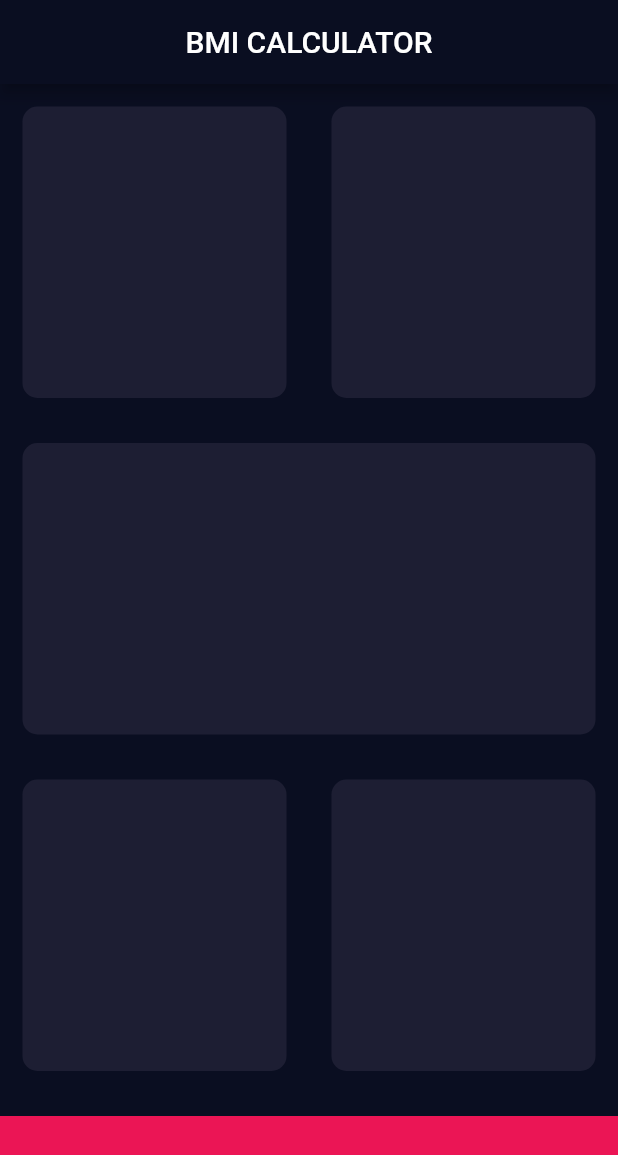
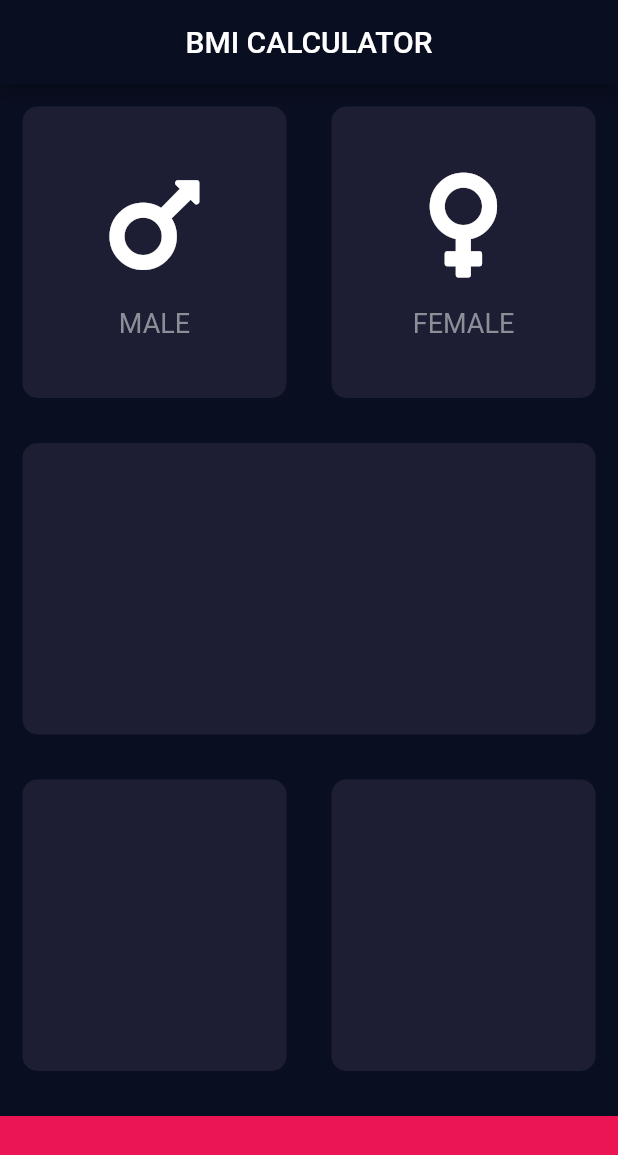
Before and after one commit to azazelyash/bmi_calculator, a Flutter app: the screen it shows after launch, on a phone screen of 412 x 824 dp. Shown: the top 1155 px of the screen. Run offline on Flutter 3.47's test engine with Material 2 defaults, Android fonts, the phone set to English and light mode, and no system bars; our stand-ins replace font_awesome_flutter.

Commit message:
icon_content & reusable card added

```diff
--- /dev/null
+++ b/lib/icon_content.dart
@@ -0,0 +1,33 @@
+import 'package:flutter/material.dart';
+
+const labelTextStyle = TextStyle(
+  fontSize: 18.0,
+  color: Color(0xFF8d8e98),
+);
+
+class CardContent extends StatelessWidget {
+  CardContent({this.genderIcon, this.label});
+
+  final IconData? genderIcon;
+  final String? label;
+
+  @override
+  Widget build(BuildContext context) {
+    return Column(
+      mainAxisAlignment: MainAxisAlignment.center,
+      children: <Widget>[
+        Icon(
+          genderIcon,
+          size: 80.0,
+        ),
+        SizedBox(
+          height: 15.0,
+        ),
+        Text(
+          label!,
+          style: labelTextStyle,
+        ),
+      ],
+    );
+  }
+}
--- a/lib/input_page.dart
+++ b/lib/input_page.dart
@@ -1,4 +1,7 @@
 import 'package:flutter/material.dart';
+import 'package:font_awesome_flutter/font_awesome_flutter.dart';
+import 'icon_content.dart';
+import 'reusable_card.dart';
 
 const bottonContainerHeight = 80.0;
 const cardColor = Color(0xFF1D1E33);
@@ -26,10 +29,18 @@ class _InputPageState extends State<InputPage> {
                 Expanded(
                   child: ReusableCard(
                     colour: cardColor,
+                    cardChild: CardContent(
+                      genderIcon: FontAwesomeIcons.mars,
+                      label: 'MALE',
+                    ),
                   ),
                 ),
                 Expanded(
                   child: ReusableCard(
+                    cardChild: CardContent(
+                      genderIcon: FontAwesomeIcons.venus,
+                      label: 'FEMALE',
+                    ),
                     colour: cardColor,
                   ),
                 ),
@@ -68,22 +79,3 @@ class _InputPageState extends State<InputPage> {
     );
   }
 }
-
-class ReusableCard extends StatelessWidget {
-  ReusableCard({@required this.colour, this.cardChild});
-
-  final Widget? cardChild;
-  final Color? colour;
-
-  @override
-  Widget build(BuildContext context) {
-    return Container(
-      child: cardChild,
-      margin: EdgeInsets.all(15.0),
-      decoration: BoxDecoration(
-        color: colour,
-        borderRadius: BorderRadius.circular(10.0),
-      ),
-    );
-  }
-}
--- /dev/null
+++ b/lib/reusable_card.dart
@@ -0,0 +1,21 @@
+import 'package:flutter/material.dart';
+
+
+class ReusableCard extends StatelessWidget {
+  ReusableCard({@required this.colour, this.cardChild});
+
+  final Widget? cardChild;
+  final Color? colour;
+
+  @override
+  Widget build(BuildContext context) {
+    return Container(
+      child: cardChild,
+      margin: EdgeInsets.all(15.0),
+      decoration: BoxDecoration(
+        color: colour,
+        borderRadius: BorderRadius.circular(10.0),
+      ),
+    );
+  }
+}
--- a/pubspec.yaml
+++ b/pubspec.yaml
@@ -10,6 +10,7 @@ dependencies:
   flutter:
     sdk: flutter
   cupertino_icons: ^1.0.2
+  font_awesome_flutter: ^9.2.0
 
 dev_dependencies:
   flutter_test:
```
